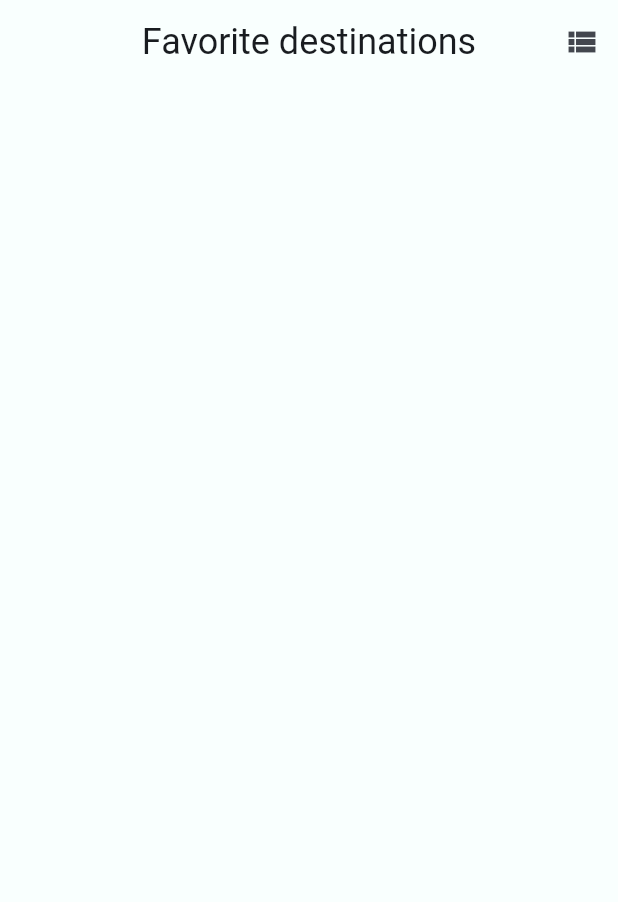
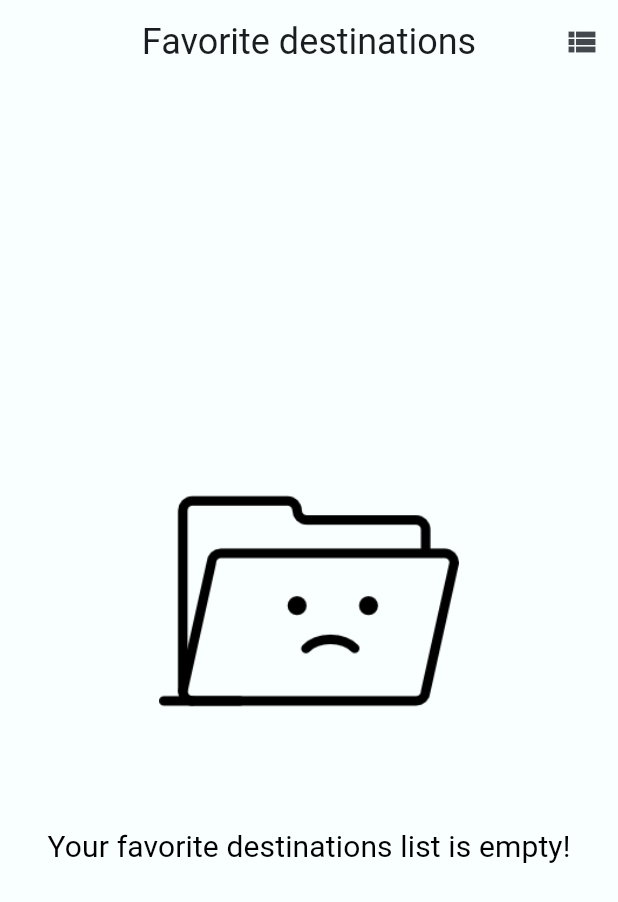
Before and after one commit to hungdungn47/travel-guide-app, a Flutter app: the FavoriteDestinationsPage screen opened directly, on a phone screen of 412 x 824 dp. Shown: the top 902 px of the screen. Run offline on Flutter 3.47's test engine with Material 3 defaults, Android fonts, the phone set to English and light mode, and no system bars; drawn by our look-alikes of carousel_slider; our stand-ins replace get, get_storage, image_picker, lottie; missing offline and left inert: dart:ffi; accounts and stored records are empty; statements that could not run were skipped.

```diff
--- a/lib/networking/api/api_service_impl.dart
+++ b/lib/networking/api/api_service_impl.dart
@@ -23,7 +23,10 @@ class ApiServiceImpl implements ApiService {
   }
 
   Future<List<Destination>> getFavoriteDestinations() async {
-    return fetchData();
+    const initialFavoriteDestinationsName = ['Hue', 'Tràng An', 'Hạ Long Bay'];
+    List<Destination> favoriteDestinations = await fetchData();
+    favoriteDestinations.removeWhere((destination) => !(initialFavoriteDestinationsName.contains(destination.name)));
+    return favoriteDestinations;
   }
 
   Future<List<Tour>> getTours() async {
--- a/lib/presentation/screens/FavoriteDestinations/favorite_destinations_page.dart
+++ b/lib/presentation/screens/FavoriteDestinations/favorite_destinations_page.dart
@@ -40,10 +40,29 @@ class FavoriteDestinationsPage extends StatelessWidget {
             return Center(child: Text('Error: ${snapshot.error}'));
           } else if (snapshot.connectionState == ConnectionState.done) {
             return Obx(() {
-              if(_controller.isViewModeCarousel.value) {
-                    return favoriteDestinationCarouselView(context);
+              if(_controller.favoriteDestinations.isNotEmpty) {
+                print('In favorite des page: ${_controller.favoriteDestinations}');
+                if(_controller.isViewModeCarousel.value) {
+                  return favoriteDestinationCarouselView(context);
+                } else {
+                  return favoriteDestinationsListView(context);
+                }
               } else {
-                return favoriteDestinationsListView(context);
+                return Center(
+                  child: Column(
+                    mainAxisAlignment: MainAxisAlignment.center,
+                    crossAxisAlignment: CrossAxisAlignment.center,
+                    children: [
+                      Image.asset(
+                        'assets/icons/empty_icon.png',
+                        height: 200,
+                        width: 300,
+                      ),
+                      const SizedBox(height: 50),
+                      Text('Your favorite destinations list is empty!', style: Theme.of(context).textTheme.titleSmall,),
+                    ],
+                  ),
+                );
               }
             });
           } else {
@@ -185,6 +204,7 @@ class FavoriteDestinationsPage extends StatelessWidget {
   Widget favoriteDestinationCarouselView(BuildContext context) {
     return Obx(() => CarouselSlider(
       options: CarouselOptions(
+          enableInfiniteScroll: false,
           enlargeCenterPage: true,
           enlargeFactor: 0.3,
           height: MediaQuery.of(context).size.height
```
Also changed, not shown: lib/presentation/controllers/favorite_destinations_controller.dart (+16 -0 lines), assets/icons/empty_icon.png (added).
